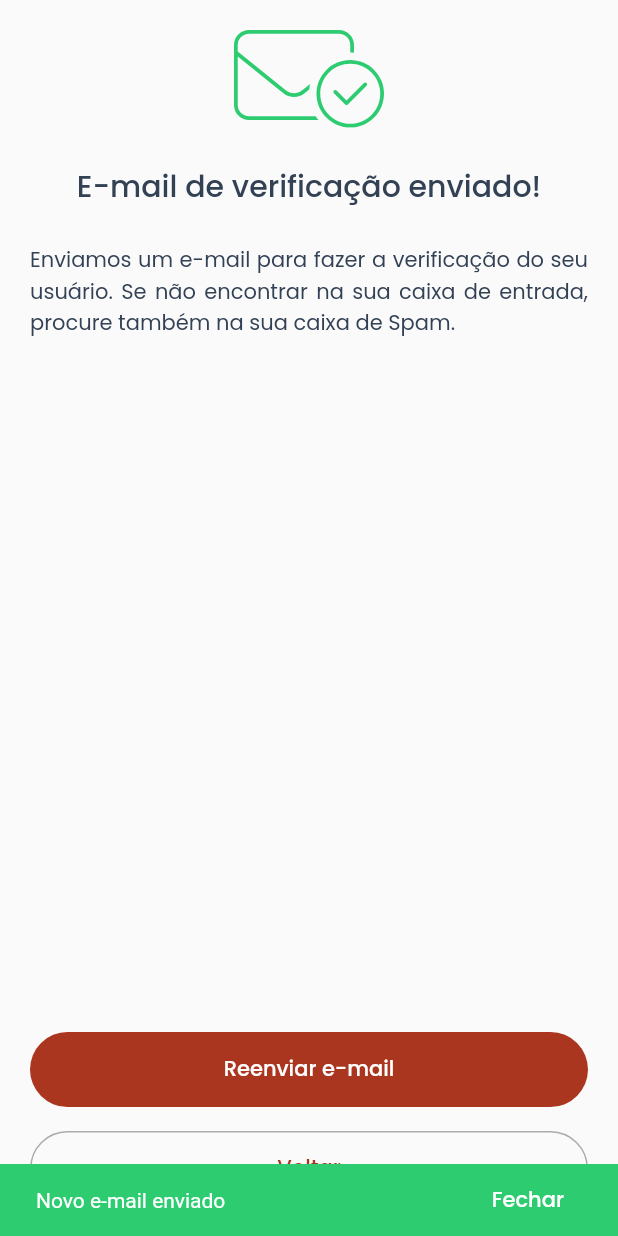
After one commit to lucasluan01/foodwolf, a Flutter app: the UnverifiedEmailScreen screen opened directly, after a tap on "Reenviar e-mail", on a phone screen of 412 x 824 dp. The commit adds this screen. Run offline on Flutter 3.47's test engine with Material 2 defaults, Android fonts, the light colour scheme and no system bars; our stand-ins replace cloud_firestore, firebase_auth, firebase_core, flutter_mobx, flutter_svg, google_fonts and 2 more; accounts and stored records are empty; generated files the repository leaves out were written again.

Commit message:
implementação da verificação de e-mail

```diff
--- a/lib/auth/auth_service.dart
+++ b/lib/auth/auth_service.dart
@@ -1,5 +1,3 @@
-import 'dart:developer';
-
 import 'package:firebase_auth/firebase_auth.dart';
 import 'package:google_sign_in/google_sign_in.dart';
 
@@ -8,7 +6,7 @@ class AuthService {
   factory AuthService() => _instance;
   AuthService.internal();
 
-  User? _currtentUser;
+  User? _currentUser;
   final FirebaseAuth _auth = FirebaseAuth.instance;
   final GoogleSignIn _googleSignIn = GoogleSignIn();
 
@@ -17,7 +15,8 @@ class AuthService {
     required String password,
   }) async {
     try {
-      await _auth.createUserWithEmailAndPassword(email: email, password: password);
+      final UserCredential authResult = await _auth.createUserWithEmailAndPassword(email: email, password: password);
+      _currentUser = authResult.user;
     } on FirebaseAuthException catch (e) {
       if (e.code == 'invalid-email') {
         return Future.error("E-mail inválido");
@@ -37,7 +36,7 @@ class AuthService {
   }) async {
     try {
       final UserCredential authResult = await _auth.signInWithEmailAndPassword(email: email, password: password);
-      _currtentUser = authResult.user;
+      _currentUser = authResult.user;
     } on FirebaseAuthException catch (e) {
       if (e.code == 'wrong-password') {
         return Future.error("E-mail e/ou senha inválidos");
@@ -61,7 +60,7 @@ class AuthService {
         );
 
         final UserCredential authResult = await _auth.signInWithCredential(credential);
-        _currtentUser = authResult.user;
+        _currentUser = authResult.user;
       }
     } on FirebaseAuthException catch (e) {
       return Future.error(e);
@@ -73,9 +72,9 @@ class AuthService {
 
   Future<void> signOut() async {
     try {
+      _currentUser = null;
       await _googleSignIn.signOut();
       await _auth.signOut();
-      _currtentUser = null;
     } catch (e) {
       rethrow;
     }
@@ -94,8 +93,15 @@ class AuthService {
     }
   }
 
-  getCurrentUser() {
-    inspect(_currtentUser);
-    return _currtentUser;
+  Future<void> sendEmailVerification() async {
+    try {
+      await _currentUser!.sendEmailVerification();
+    } catch (e) {
+      print(e);
+    }
+  }
+
+  User? getCurrentUser() {
+    return _currentUser;
   }
 }
--- a/lib/config/theme/app_colors.dart
+++ b/lib/config/theme/app_colors.dart
@@ -4,4 +4,5 @@ class AppColors {
   static const bodyText = Color(0xff334155);
   static const neutral_0 = Color(0xffE3E3E3);
   static const neutral_1 = Color(0xffACACAC);
+  static const success = Color(0xff2ECC71);
 }
--- /dev/null
+++ b/lib/screens/unverified_email_screen.dart
@@ -0,0 +1,82 @@
+import 'package:flutter/material.dart';
+import 'package:flutter_mobx/flutter_mobx.dart';
+import 'package:flutter_svg/flutter_svg.dart';
+import 'package:foodwolf/config/theme/app_colors.dart';
+import 'package:foodwolf/screens/login_screen.dart';
+import 'package:foodwolf/stores/unverified_email_store.dart';
+
+class UnverifiedEmailScreen extends StatefulWidget {
+  const UnverifiedEmailScreen({super.key});
+
+  @override
+  State<UnverifiedEmailScreen> createState() => _UnverifiedEmailScreenState();
+}
+
+class _UnverifiedEmailScreenState extends State<UnverifiedEmailScreen> {
+  var unverifiedEmailStore = UnverifiedEmailStore();
+
+  @override
+  Widget build(BuildContext context) {
+    return Scaffold(
+      body: SafeArea(
+        child: Padding(
+          padding: const EdgeInsets.all(20.0),
+          child: Column(
+            crossAxisAlignment: CrossAxisAlignment.stretch,
+            children: <Widget>[
+              SvgPicture.asset(
+                "assets/icons/email_sent.svg",
+                width: 100,
+                color: AppColors.success,
+              ),
+              const SizedBox(height: 24),
+              Text(
+                "E-mail de verificação enviado!",
+                style: Theme.of(context).textTheme.titleLarge,
+                textAlign: TextAlign.center,
+              ),
+              const SizedBox(height: 24),
+              const Text(
+                "Enviamos um e-mail para fazer a verificação do seu usuário. Se não encontrar na sua caixa de entrada, procure também na sua caixa de Spam.",
+                textAlign: TextAlign.justify,
+              ),
+              const Spacer(),
+              ElevatedButton(
+                onPressed: unverifiedEmailStore.pressedResendEmail,
+                child: const Text("Reenviar e-mail"),
+              ),
+              const SizedBox(height: 16),
+              OutlinedButton(
+                onPressed: () {
+                  Navigator.push(context, MaterialPageRoute(builder: (context) => const LoginScreen()));
+                },
+                child: const Text("Voltar"),
+              ),
+              Observer(
+                builder: (_) {
+                  if (unverifiedEmailStore.message != null) {
+                    WidgetsBinding.instance.addPostFrameCallback((_) {
+                      ScaffoldMessenger.of(context).removeCurrentSnackBar();
+                      ScaffoldMessenger.of(context).showSnackBar(SnackBar(
+                        backgroundColor: unverifiedEmailStore.error ? Theme.of(context).errorColor : AppColors.success,
+                        content: Text(unverifiedEmailStore.message!),
+                        action: SnackBarAction(
+                          label: 'Fechar',
+                          textColor: Colors.white,
+                          onPressed: () {
+                            ScaffoldMessenger.of(context).removeCurrentSnackBar();
+                          },
+                        ),
+                      ));
+                    });
+                  }
+                  return Container();
+                },
+              ),
+            ],
+          ),
+        ),
+      ),
+    );
+  }
+}
--- /dev/null
+++ b/lib/stores/unverified_email_store.dart
@@ -0,0 +1,26 @@
+import 'package:foodwolf/auth/auth_service.dart';
+import 'package:mobx/mobx.dart';
+
+part 'unverified_email_store.g.dart';
+
+class UnverifiedEmailStore = _UnverifiedEmailStoreBase with _$UnverifiedEmailStore;
+
+abstract class _UnverifiedEmailStoreBase with Store {
+  @observable
+  String? message;
+
+  bool error = false;
+
+  @action
+  Future<void> pressedResendEmail() async {
+    try {
+      await AuthService().sendEmailVerification();
+      message = "Novo e-mail enviado";
+      error = false;
+      AuthService().signOut();
+    } catch (e) {
+      message = e.toString();
+      error = true;
+    }
+  }
+}
```
Also changed, not shown: lib/screens/login_screen.dart (+10 -5 lines), lib/screens/register_screen.dart (+10 -1 lines), lib/stores/register_store.dart (+5 -4 lines), assets/icons/email_sent.svg (added), lib/stores/register_store.g.dart, lib/stores/unverified_email_store.g.dart (added).
